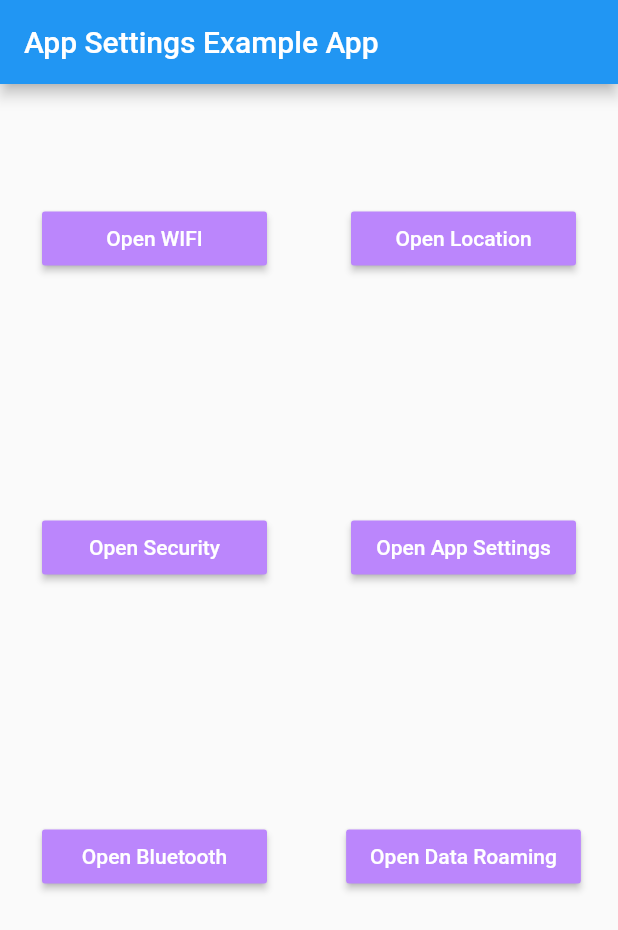
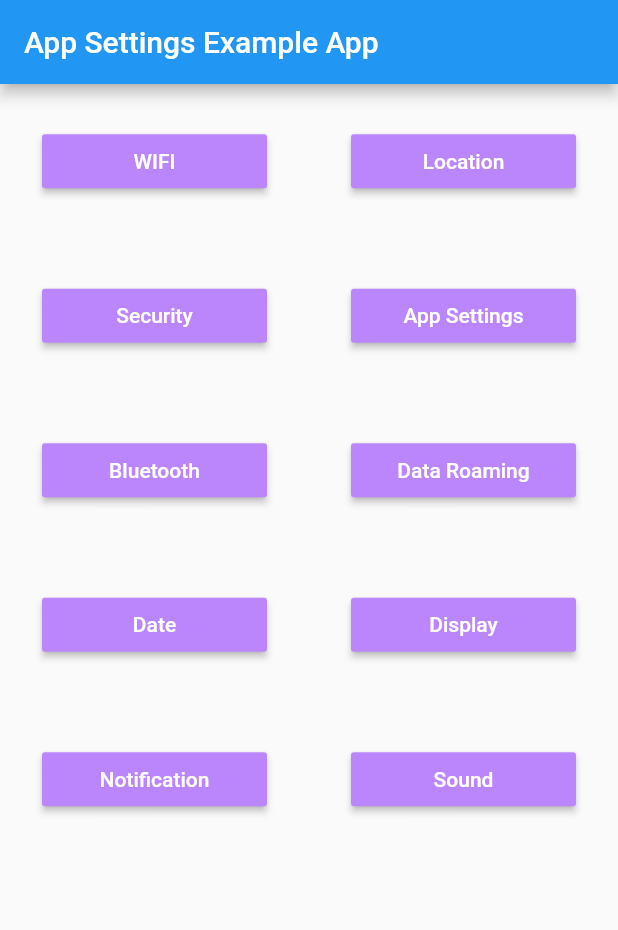
Before and after one commit to spencerccf/app_settings, a Flutter app: the screen it shows after launch, on a phone screen of 412 x 824 dp. Shown: the top 930 px of the screen. Run offline on Flutter 3.47's test engine with Material 2 defaults, Android fonts, the phone set to English and light mode, and no system bars.

Commit message:
Added Date, Display, Notification, and Sound settings access for Android.  iOS will still rely on App Settings.

```diff
--- a/example/lib/main.dart
+++ b/example/lib/main.dart
@@ -39,10 +39,8 @@ class _MyAppState extends State<MyApp> {
               title: const Text('App Settings Example App'),
             ),
             body: GridView.count(
-                // Create a grid with 2 columns. If you change the scrollDirection to
-                // horizontal, this produces 2 rows.
                 crossAxisCount: 2,
-                // Generate 100 widgets that display their index in the List.
+                childAspectRatio: 2,
                 children: List.generate(actionItems.length, (index) {
                   return Center(
                       child: ButtonTheme(
@@ -58,39 +56,63 @@ class _MyAppState extends State<MyApp> {
 
     actionItems.addAll([
       RaisedButton(
-        child: Text("Open WIFI"),
+        child: Text("WIFI"),
         onPressed: () {
           AppSettings.openWIFISettings();
         },
       ),
       RaisedButton(
-        child: Text("Open Location"),
+        child: Text("Location"),
         onPressed: () {
           AppSettings.openLocationSettings();
         },
       ),
       RaisedButton(
-        child: Text("Open Security"),
+        child: Text("Security"),
         onPressed: () {
           AppSettings.openSecuritySettings();
         },
       ),
       RaisedButton(
-        child: Text("Open App Settings"),
+        child: Text("App Settings"),
         onPressed: () {
           AppSettings.openAppSettings();
         },
       ),
       RaisedButton(
-        child: Text("Open Bluetooth"),
+        child: Text("Bluetooth"),
         onPressed: () {
           AppSettings.openBluetoothSettings();
         },
       ),
       RaisedButton(
-        child: Text("Open Data Roaming"),
+        child: Text("Data Roaming"),
         onPressed: () {
           AppSettings.openDataRoamingSettings();
+        },
+      ),
+      RaisedButton(
+        child: Text("Date"),
+        onPressed: () {
+          AppSettings.openDateSettings();
+        },
+      ),
+      RaisedButton(
+        child: Text("Display"),
+        onPressed: () {
+          AppSettings.openDisplaySettings();
+        },
+      ),
+      RaisedButton(
+        child: Text("Notification"),
+        onPressed: () {
+          AppSettings.openNotificationSettings();
+        },
+      ),
+      RaisedButton(
+        child: Text("Sound"),
+        onPressed: () {
+          AppSettings.openSoundSettings();
         },
       ),
     ]);
--- a/lib/app_settings.dart
+++ b/lib/app_settings.dart
@@ -30,6 +30,26 @@ class AppSettings {
     _channel.invokeMethod('data_roaming');
   }
 
+  /// Future async method call to open date settings.
+  static Future<void> openDateSettings() async {
+    _channel.invokeMethod('date');
+  }
+
+  /// Future async method call to open display settings.
+  static Future<void> openDisplaySettings() async {
+    _channel.invokeMethod('display');
+  }
+
+  /// Future async method call to open notification settings.
+  static Future<void> openNotificationSettings() async {
+    _channel.invokeMethod('notification');
+  }
+
+  /// Future async method call to open sound settings.
+  static Future<void> openSoundSettings() async {
+    _channel.invokeMethod('sound');
+  }
+
   /// Future async method call to open app specific settings screen.
   static Future<void> openAppSettings() async {
     _channel.invokeMethod('app_settings');
--- a/pubspec.yaml
+++ b/pubspec.yaml
@@ -1,6 +1,6 @@
 name: app_settings
 description: A Flutter plugin for opening iOS and Android phone settings from an app.
-version: 2.0.1+1
+version: 2.0.2
 author: Spencerccf <spencerccf@gmail.com>
 homepage: https://github.com/spencerccf/app_settings
 
```
Also changed, not shown: 4 other files.
